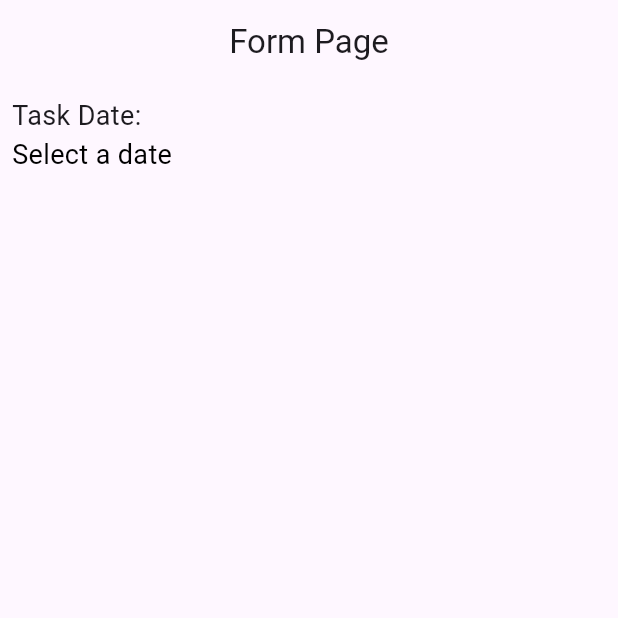
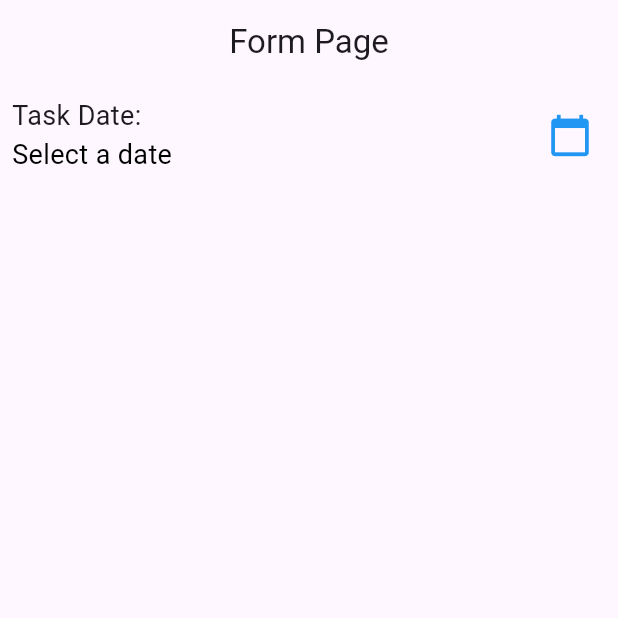
Before and after one commit to YusvanTriAtmojo/TodoApp_0082, a Flutter app: the screen it shows after launch, on a phone screen of 412 x 824 dp, the top half of it. Run offline on Flutter 3.47's test engine with Material 3 defaults, Android fonts, the phone set to English and light mode, and no system bars.

Commit message:
Membuat IconButton yang menjalankan fungsi createDateTime

```diff
--- a/lib/statefull_form.dart
+++ b/lib/statefull_form.dart
@@ -170,6 +170,11 @@ class _StatefullFormState extends State<StatefullForm> {
                       ],
                     ),
                   ),
+                  IconButton(
+                    onPressed: () {createDateTime(context);},
+                    icon: const Icon(Icons.calendar_today, color: Colors.blue),
+                    iconSize: 30,
+                  ),
                 ],
               ),
             ],
```
